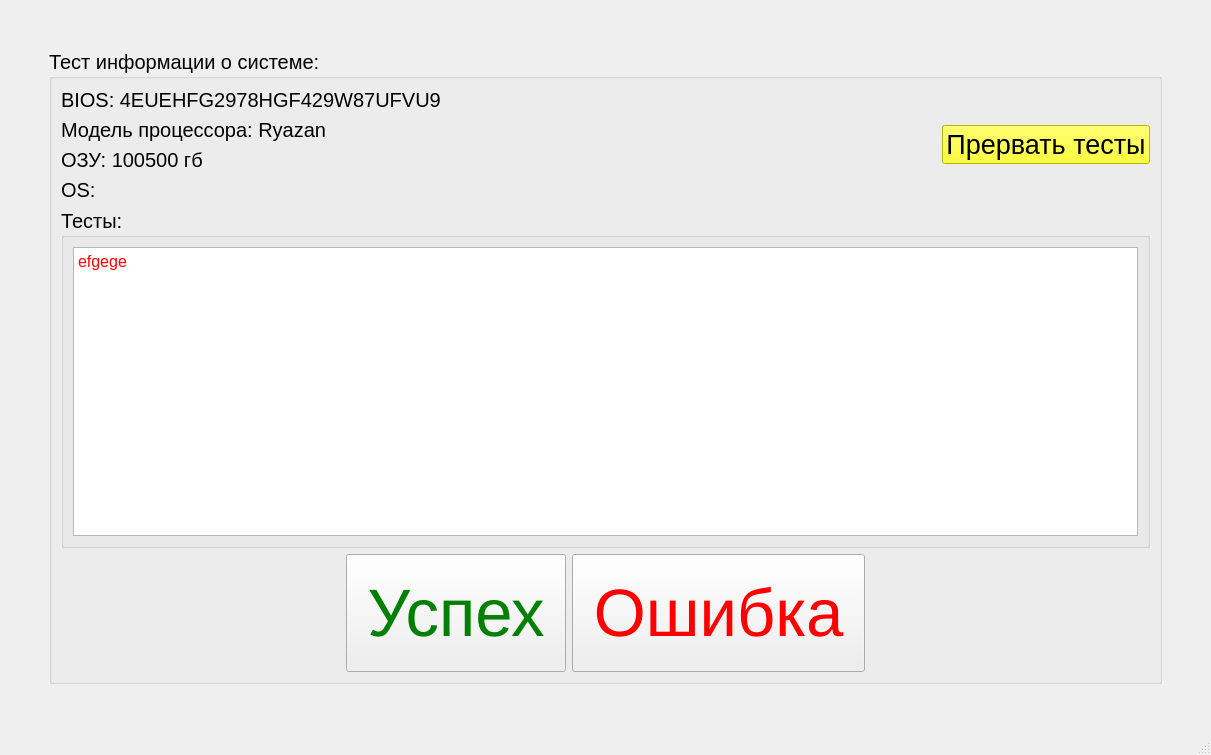
Above: ui/test_sys_info.ui from Mex93/MonoblockTests before the change. Below: the same form after it.
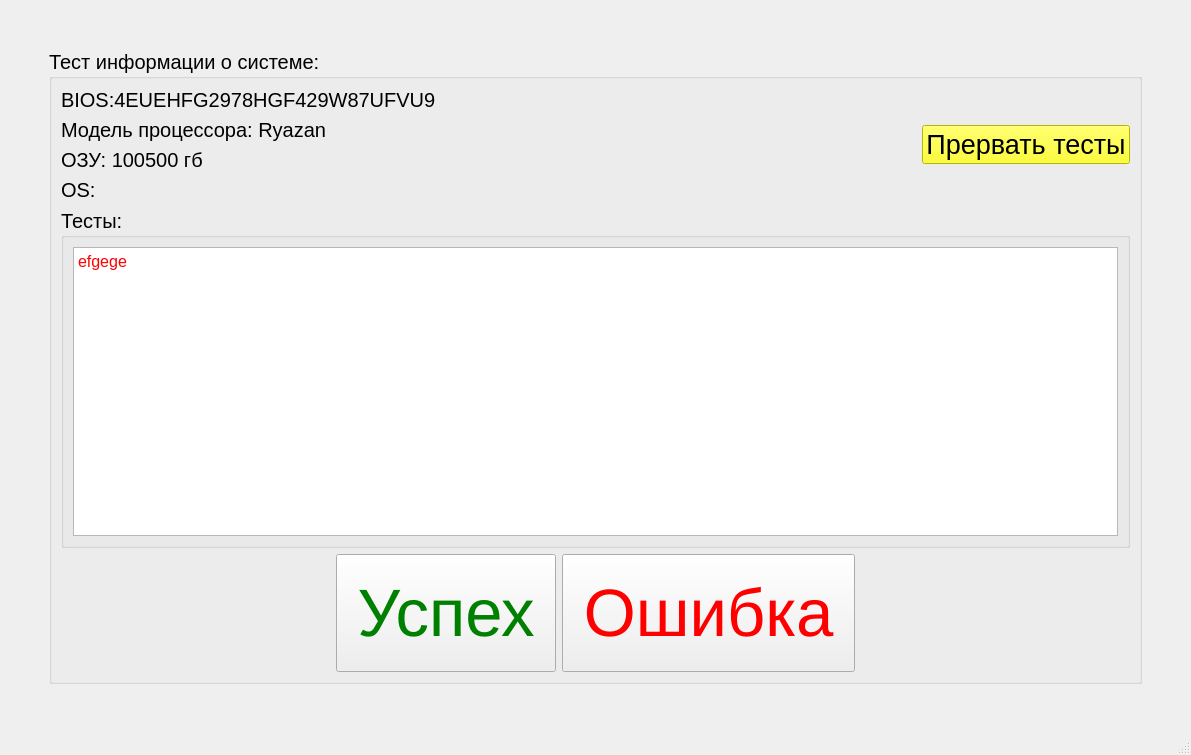
That is the form after the change. Icons and pictures are not drawn.

Commit message: added button furmark

Patch:
```diff
--- a/ui/test_sys_info.ui
+++ b/ui/test_sys_info.ui
@@ -6,10 +6,16 @@
    <rect>
     <x>0</x>
     <y>0</y>
-    <width>1211</width>
+    <width>1191</width>
     <height>755</height>
    </rect>
   </property>
+  <property name="sizePolicy">
+   <sizepolicy hsizetype="Preferred" vsizetype="Preferred">
+    <horstretch>0</horstretch>
+    <verstretch>0</verstretch>
+   </sizepolicy>
+  </property>
   <property name="windowTitle">
    <string>Test_SystemInfo</string>
   </property>
@@ -80,7 +86,10 @@
                     </font>
                    </property>
                    <property name="text">
-                    <string>BIOS: 4EUEHFG2978HGF429W87UFVU9</string>
+                    <string>BIOS:4EUEHFG2978HGF429W87UFVU9</string>
+                   </property>
+                   <property name="wordWrap">
+                    <bool>false</bool>
                    </property>
                   </widget>
                  </item>
```
Left out of the diff: 2 changed lines with no effect on the pictures. The commit also changes 7 other files.
